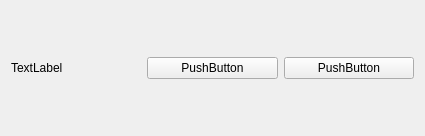
Above: devicewidget.ui from xukangmin/OpenSerialDAQ before the change. Below: the same form after it.
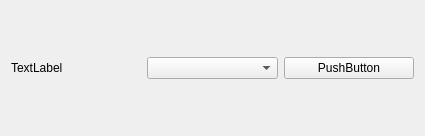
That is the form after the change.

The edit to the form file:
```diff
--- a/devicewidget.ui
+++ b/devicewidget.ui
@@ -24,11 +24,7 @@
       </widget>
      </item>
      <item>
-      <widget class="QPushButton" name="pushButton">
-       <property name="text">
-        <string>PushButton</string>
-       </property>
-      </widget>
+      <widget class="QComboBox" name="cmbChannel"/>
      </item>
      <item>
       <widget class="QPushButton" name="pushButton_2">
```
